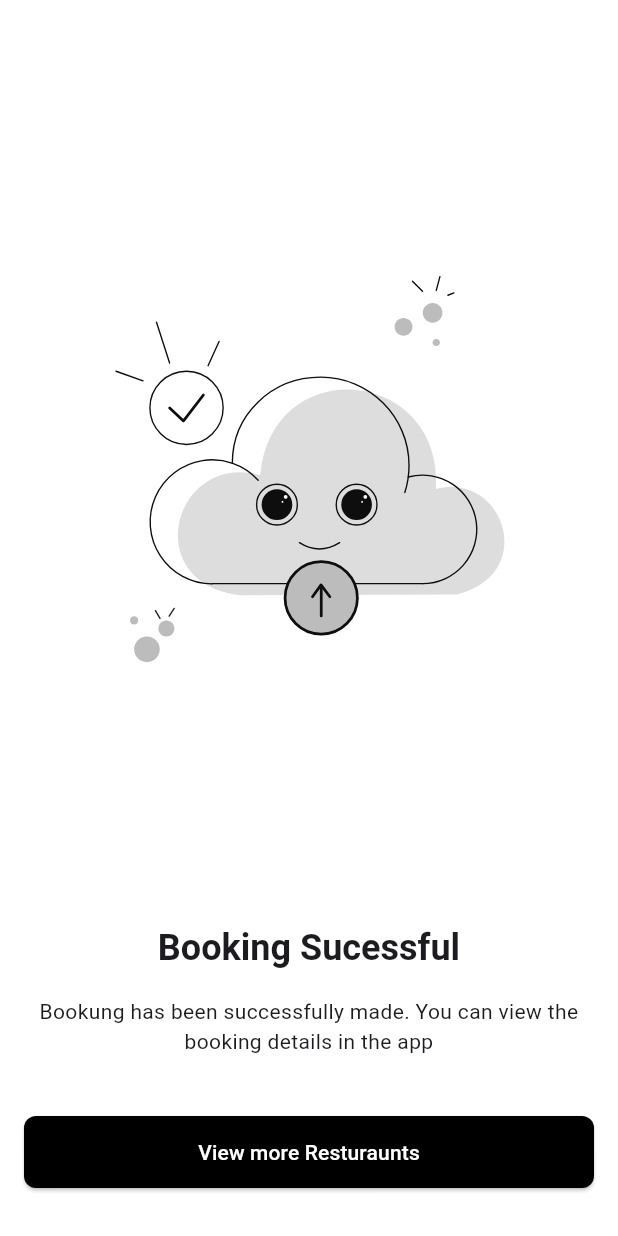
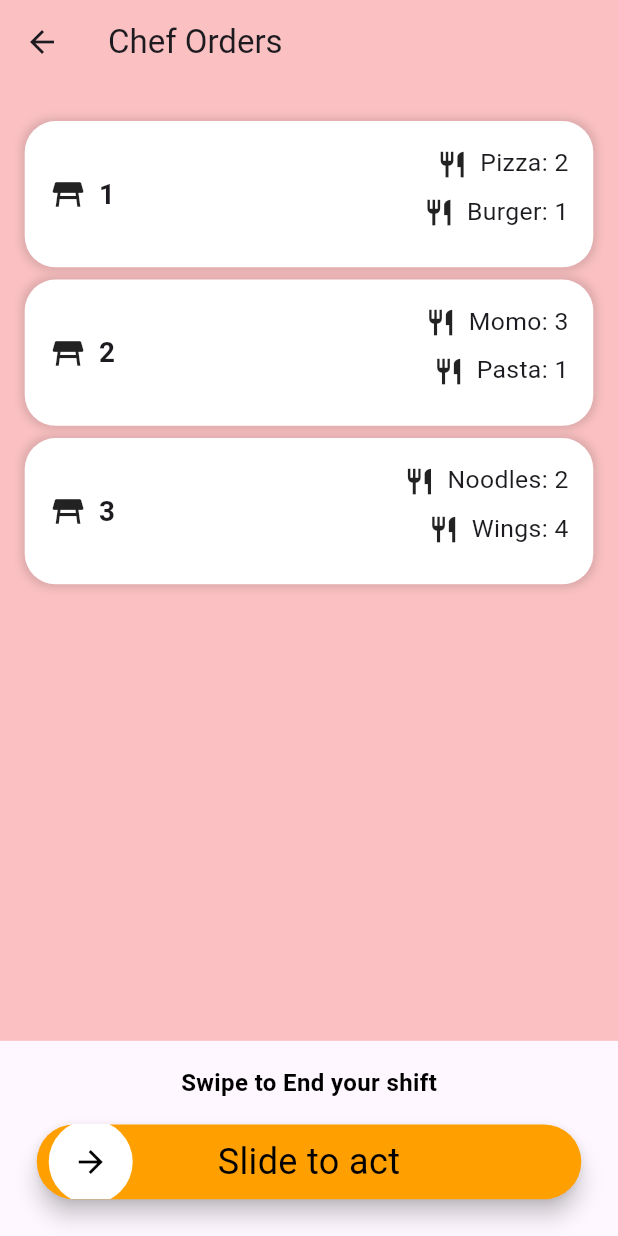
Before and after one commit to Mohit-Adhikari/Hotel-Management-, a Flutter app: the Chefssignin screen opened directly, after a tap on "Sign In", on a phone screen of 412 x 824 dp. Run offline on Flutter 3.47's test engine with Material 3 defaults, Android fonts, the phone set to English and light mode, and no system bars; drawn by our look-alikes of slide_to_act; our stand-ins replace carousel_slider, fl_chart, flutter_inset_box_shadow, flutter_svg, google_fonts, hidden_drawer_menu; missing offline and left inert: popup_menu.

Commit message:
added chefs order page

```diff
--- /dev/null
+++ b/lib/components/slidablewidget.dart
@@ -0,0 +1,166 @@
+import 'package:flutter/material.dart';
+
+class Order {
+  final String tableNumber;
+  final Map<String, int> items; // Food item and quantity
+
+  Order({required this.tableNumber, required this.items});
+}
+
+class ChefOrderPage extends StatefulWidget {
+  const ChefOrderPage({super.key});
+
+  @override
+  State<ChefOrderPage> createState() => _ChefOrderPageState();
+}
+
+class _ChefOrderPageState extends State<ChefOrderPage> {
+  List<Order> orders = [
+    Order(tableNumber: "1", items: {
+      "Pizza": 2,
+      "Burger": 1,
+    }),
+    Order(tableNumber: "2", items: {"Momo": 3, "Pasta": 1}),
+    Order(tableNumber: "3", items: {"Noodles": 2, "Wings": 4}),
+  ];
+
+  @override
+  Widget build(BuildContext context) {
+    // Get the screen size
+    final screenWidth = MediaQuery.of(context).size.width;
+    final screenHeight = MediaQuery.of(context).size.height;
+
+    return Scaffold(
+      backgroundColor: Colors.red.withOpacity(0.3),
+      body: Padding(
+        padding: EdgeInsets.symmetric(
+          horizontal: screenWidth * 0.04, // 4% of screen width
+        ),
+        child: ListView.builder(
+          shrinkWrap: true,
+          itemCount: orders.length,
+          padding: EdgeInsets.symmetric(
+              vertical: screenHeight * 0.02), // 2% of screen height
+          itemBuilder: (context, index) {
+            final order = orders[index];
+            return Dismissible(
+              onDismissed: (direction) {
+                setState(() {
+                  orders.removeAt(index);
+                });
+              },
+              confirmDismiss: (DismissDirection direction) async {
+                return await showDialog(
+                  context: context,
+                  builder: (BuildContext context) {
+                    return AlertDialog(
+                      title: Text(direction == DismissDirection.startToEnd
+                          ? "Delete"
+                          : "Mark as Completed"),
+                      content: Text(direction == DismissDirection.startToEnd
+                          ? "Are you sure you want to delete this order?"
+                          : "Are you sure you want to mark this order as completed?"),
+                      actions: <Widget>[
+                        ElevatedButton(
+                            onPressed: () => Navigator.of(context).pop(true),
+                            child: const Text("Yes")),
+                        ElevatedButton(
+                          onPressed: () => Navigator.of(context).pop(false),
+                          child: const Text("No"),
+                        ),
+                      ],
+                    );
+                  },
+                );
+              },
+              background: Container(
+                color: Colors.red,
+                alignment: Alignment.centerLeft,
+                padding: EdgeInsets.symmetric(
+                    horizontal: screenWidth * 0.05), // 5% of screen width
+                child: const Icon(Icons.delete, color: Colors.white),
+              ),
+              secondaryBackground: Container(
+                color: Colors.green,
+                alignment: Alignment.centerRight,
+                padding: EdgeInsets.symmetric(
+                    horizontal: screenWidth * 0.05), // 5% of screen width
+                child: const Icon(Icons.check, color: Colors.white),
+              ),
+              key: ValueKey<String>(order.tableNumber),
+              child: Container(
+                width: double.infinity,
+                decoration: BoxDecoration(
+                  borderRadius: BorderRadius.circular(
+                      screenWidth * 0.05), // 5% of screen width
+                  color: Colors.white,
+                  boxShadow: [
+                    BoxShadow(
+                      color: Colors.black12,
+                      blurRadius: 4,
+                      spreadRadius: 2,
+                    ),
+                  ],
+                ),
+                margin: EdgeInsets.only(
+                    top: screenHeight * 0.01), // 1% of screen height
+                padding:
+                    EdgeInsets.all(screenWidth * 0.04), // 4% of screen width
+                child: Row(
+                  mainAxisAlignment: MainAxisAlignment.spaceBetween,
+                  children: [
+                    // Left side: Table Number
+                    Row(
+                      children: [
+                        Icon(Icons.table_restaurant,
+                            size: screenWidth * 0.06), // 6% of screen width
+                        SizedBox(
+                            width: screenWidth * 0.02), // 2% of screen width
+                        Text(
+                          order.tableNumber,
+                          style: TextStyle(
+                            fontSize:
+                                screenWidth * 0.045, // 4.5% of screen width
+                            fontWeight: FontWeight.bold,
+                          ),
+                        ),
+                      ],
+                    ),
+                    // Right side: Food Items and Quantities
+                    Column(
+                      crossAxisAlignment: CrossAxisAlignment.end,
+                      children: order.items.entries.map((entry) {
+                        return Padding(
+                          padding: EdgeInsets.only(
+                              bottom:
+                                  screenHeight * 0.01), // 1% of screen height
+                          child: Row(
+                            children: [
+                              Icon(Icons.restaurant,
+                                  size:
+                                      screenWidth * 0.05), // 5% of screen width
+                              SizedBox(
+                                  width:
+                                      screenWidth * 0.02), // 2% of screen width
+                              Text(
+                                "${entry.key}: ${entry.value}",
+                                style: TextStyle(
+                                  fontSize:
+                                      screenWidth * 0.04, // 4% of screen width
+                                ),
+                              ),
+                            ],
+                          ),
+                        );
+                      }).toList(),
+                    ),
+                  ],
+                ),
+              ),
+            );
+          },
+        ),
+      ),
+    );
+  }
+}
--- /dev/null
+++ b/lib/components/slide_to_act widget.dart
@@ -0,0 +1,35 @@
+import 'package:flutter/material.dart';
+import 'package:slide_to_act/slide_to_act.dart';
+
+class SlideToActWidget extends StatelessWidget {
+  const SlideToActWidget({super.key});
+
+  @override
+  Widget build(BuildContext context) {
+    return Builder(
+      builder: (context) {
+        final GlobalKey<SlideActionState> key = GlobalKey();
+        return Padding(
+          padding: const EdgeInsets.all(8.0),
+          child: SlideAction(
+            textColor: Colors.black,
+            innerColor: Colors.white,
+            outerColor: Colors.amber[700],
+            sliderButtonIcon: const Icon(
+              Icons.arrow_forward,
+              color: Colors.black,
+            ),
+            key: key,
+            onSubmit: () {
+              Future.delayed(
+                const Duration(seconds: 1),
+                () => key.currentState!.reset(),
+              );
+              return null;
+            },
+          ),
+        );
+      },
+    );
+  }
+}
--- a/lib/main.dart
+++ b/lib/main.dart
@@ -1,4 +1,5 @@
 import 'package:flutter/material.dart';
+import 'package:hotel_management/pages/Chefs/orders.dart';
 import 'package:hotel_management/pages/Owner/owner_homepage.dart';
 import 'package:hotel_management/pages/booking_sucess.dart';
 import 'package:hotel_management/pages/home_page.dart';
@@ -25,6 +26,7 @@ class MyApp extends StatelessWidget {
         debugShowCheckedModeBanner: false,
         home: IntroPages(),
         routes: {
+          '/cheforderpage': (context) => ChefOrders(),
           '/ownerhomepage': (context) => OwnerHomepage(),
           '/hiddendrawer': (context) => HiddenDrawer(),
           '/homepage': (context) => MyHomePage(),
--- a/lib/pages/Chefs/chefsSignIn.dart
+++ b/lib/pages/Chefs/chefsSignIn.dart
@@ -89,7 +89,7 @@ class Chefssignin extends StatelessWidget {
                     // sign in button
                     MyButton(
                       onTap: () => {
-                        Navigator.pushNamed(context, '/bookingsuccess'),
+                        Navigator.pushNamed(context, '/cheforderpage'),
                       },
                       text: 'Sign In',
                     ),
--- /dev/null
+++ b/lib/pages/Chefs/orders.dart
@@ -0,0 +1,46 @@
+import 'package:flutter/material.dart';
+import 'package:slide_to_act/slide_to_act.dart'; // Ensure this package is added to your pubspec.yaml
+import 'package:hotel_management/components/slidablewidget.dart'; // Ensure this import is correct
+import 'package:hotel_management/components/slide_to_act widget.dart'; // Ensure this import is correct
+
+class ChefOrders extends StatelessWidget {
+  const ChefOrders({super.key});
+
+  @override
+  Widget build(BuildContext context) {
+    // Get the screen size
+    final screenWidth = MediaQuery.of(context).size.width;
+    final screenHeight = MediaQuery.of(context).size.height;
+
+    return Scaffold(
+      appBar: AppBar(
+        backgroundColor: Colors.red.withOpacity(0.3),
+        title: const Text('Chef Orders'),
+        elevation: 0, // Remove the shadow
+      ),
+      body: const ChefOrderPage(),
+      bottomNavigationBar: Container(
+        padding: EdgeInsets.all(screenWidth * 0.04), // 4% of screen width
+        child: Column(
+          mainAxisSize:
+              MainAxisSize.min, // Ensure the column takes minimal space
+          children: [
+            const Text(
+              'Swipe to End your shift',
+              style: TextStyle(
+                fontSize: 16,
+                fontWeight: FontWeight.bold,
+                color: Colors.black,
+              ),
+            ),
+            SizedBox(height: screenHeight * 0.01), // 1% of screen height
+            SizedBox(
+              height: screenHeight * 0.08, // 8% of screen height
+              child: const SlideToActWidget(),
+            ),
+          ],
+        ),
+      ),
+    );
+  }
+}
--- a/pubspec.yaml
+++ b/pubspec.yaml
@@ -43,6 +43,7 @@ dependencies:
   hidden_drawer_menu: ^3.0.1
   fl_chart: 0.67.0
   carousel_slider: ^4.2.1
+  slide_to_act: ^2.0.2
 
 dev_dependencies:
   flutter_test:
```
Also changed, not shown: pubspec.lock.
